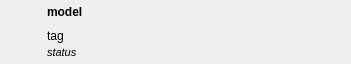
The window that src/tycommander/board_widget.ui (Koromix/tytools) describes before a commit, drawn with Qt 5.
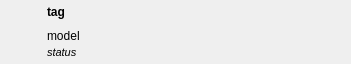
The same window after the commit. Icons and pictures are not drawn.

Commit message:
Display tag on top in board list
This is has been the primary board identifier for some time, there is
no reason to show the model first anymore.

Diff of the .ui file:
```diff
--- a/src/tycommander/board_widget.ui
+++ b/src/tycommander/board_widget.ui
@@ -84,7 +84,13 @@
       <enum>QLayout::SetFixedSize</enum>
      </property>
      <item>
-      <widget class="QLabel" name="modelLabel">
+      <widget class="QLabel" name="tagLabel">
+       <property name="sizePolicy">
+        <sizepolicy hsizetype="Ignored" vsizetype="Preferred">
+         <horstretch>0</horstretch>
+         <verstretch>0</verstretch>
+        </sizepolicy>
+       </property>
        <property name="font">
         <font>
          <weight>75</weight>
@@ -92,7 +98,7 @@
         </font>
        </property>
        <property name="text">
-        <string>model</string>
+        <string>tag</string>
        </property>
        <property name="alignment">
         <set>Qt::AlignLeading|Qt::AlignLeft|Qt::AlignTop</set>
@@ -128,9 +134,15 @@
           <number>0</number>
          </property>
          <item>
-          <widget class="QLabel" name="tagLabel">
+          <widget class="QLabel" name="modelLabel">
+           <property name="sizePolicy">
+            <sizepolicy hsizetype="Ignored" vsizetype="Preferred">
+             <horstretch>0</horstretch>
+             <verstretch>0</verstretch>
+            </sizepolicy>
+           </property>
            <property name="text">
-            <string>tag</string>
+            <string>model</string>
            </property>
           </widget>
          </item>
```
Left out of the diff: 6 changed lines with no effect on the pictures.
